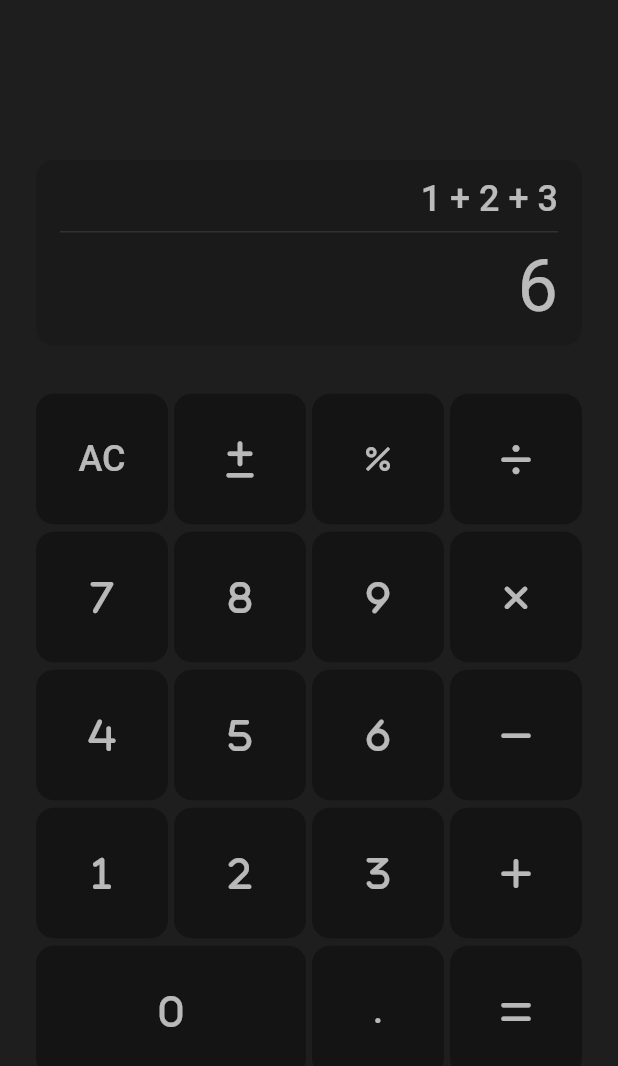
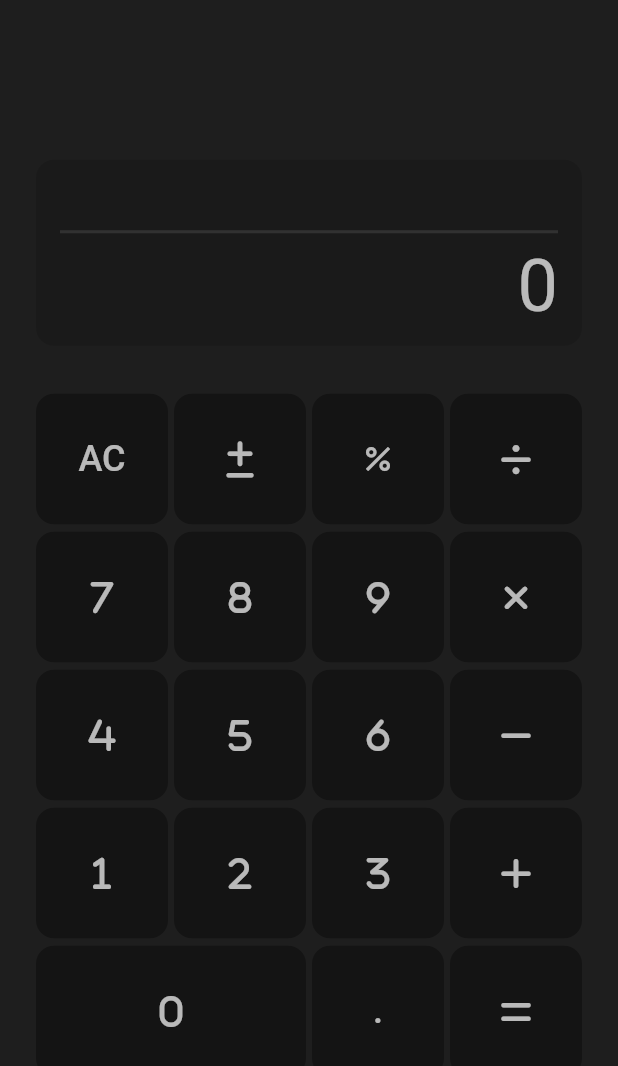
Before and after one commit to Lospi/FlutterCalculator, a Flutter app: the screen it shows after launch, on a phone screen of 412 x 824 dp. Shown: the top 1066 px of the screen. Run offline on Flutter 3.47's test engine with Material 2 defaults, Android fonts, the phone set to English and light mode, and no system bars; drawn by our look-alikes of auto_size_text; our stand-ins replace bloc, equatable, flutter_bloc, font_awesome_flutter, get_it.

Commit message:
Finish main calculator behavior

```diff
--- a/lib/widgets/calculator_app.dart
+++ b/lib/calculator_app.dart
@@ -1,5 +1,5 @@
 import 'package:flutter/material.dart';
-import 'package:flutter_calculator/widgets/calculator.dart';
+import 'package:flutter_calculator/widgets/main_screen.dart';
 
 class CalculatorApp extends StatelessWidget {
   const CalculatorApp({super.key});
--- /dev/null
+++ b/lib/domain/entities/operation.dart
@@ -0,0 +1,40 @@
+abstract class Operation {
+  const Operation();
+}
+
+class OperationInput extends Operation {
+  final String input;
+
+  const OperationInput({required this.input});
+}
+
+enum CalculatorInputs {
+  clear,
+  changeSign,
+  percentage,
+  result,
+  decimal,
+}
+
+class OperationCalculator extends Operation {
+  final CalculatorInputs calculatorInput;
+
+  const OperationCalculator({required this.calculatorInput});
+}
+
+enum MathematicalOperations {
+  add('+'),
+  subtract('-'),
+  multiply('*'),
+  divide('/');
+
+  final String operator;
+
+  const MathematicalOperations(this.operator);
+}
+
+class OperationMathematics extends Operation {
+  final MathematicalOperations mathematicalOperation;
+
+  const OperationMathematics({required this.mathematicalOperation});
+}
--- a/lib/widgets/calculator.dart
+++ /dev/null
@@ -1,27 +0,0 @@
-import 'package:flutter/material.dart';
-import 'package:flutter_calculator/widgets/input_view.dart';
-import 'package:flutter_calculator/widgets/keyboard.dart';
-
-class Calculator extends StatelessWidget {
-  const Calculator({super.key});
-
-  @override
-  Widget build(BuildContext context) {
-    return Scaffold(
-      backgroundColor: const Color.fromARGB(255, 30, 30, 30),
-      body: Padding(
-        padding: const EdgeInsets.all(24),
-        child: Center(
-          child: Column(
-            mainAxisAlignment: MainAxisAlignment.center,
-            crossAxisAlignment: CrossAxisAlignment.stretch,
-            children: const [
-              InputView(),
-              Keyboard(),
-            ],
-          ),
-        ),
-      ),
-    );
-  }
-}
--- /dev/null
+++ b/lib/widgets/current_result_state.dart
@@ -0,0 +1,42 @@
+part of 'current_result_cubit.dart';
+
+class CurrentResultLoaded extends Equatable {
+  final String currentInput;
+  final String currentResult;
+  final bool isAllClear;
+  final bool pendingNewInput;
+  final MathematicalOperations? pendingMathOperation;
+
+  const CurrentResultLoaded({
+    required this.pendingNewInput,
+    required this.pendingMathOperation,
+    required this.isAllClear,
+    required this.currentInput,
+    required this.currentResult,
+  });
+
+  bool get isClear => currentResult.isEmpty && currentInput == '0';
+
+  @override
+  List<Object> get props => [
+        currentInput,
+        currentResult,
+        isAllClear,
+        pendingNewInput,
+      ];
+
+  CurrentResultLoaded copyWith({
+    String? currentInput,
+    String? currentResult,
+    bool? isAllClear,
+    bool? pendingNewInput,
+    MathematicalOperations? pendingMathOperation,
+  }) =>
+      CurrentResultLoaded(
+        pendingNewInput: pendingNewInput ?? this.pendingNewInput,
+        pendingMathOperation: pendingMathOperation ?? this.pendingMathOperation,
+        isAllClear: isAllClear ?? this.isAllClear,
+        currentInput: currentInput ?? this.currentInput,
+        currentResult: currentResult ?? this.currentResult,
+      );
+}
--- a/lib/widgets/input_view.dart
+++ b/lib/widgets/input_view.dart
@@ -1,4 +1,7 @@
+import 'package:auto_size_text/auto_size_text.dart';
 import 'package:flutter/material.dart';
+import 'package:flutter_bloc/flutter_bloc.dart';
+import 'package:flutter_calculator/widgets/current_result_cubit.dart';
 
 class InputView extends StatelessWidget {
   const InputView({
@@ -11,7 +14,7 @@ class InputView extends StatelessWidget {
       padding: const EdgeInsets.symmetric(vertical: 16),
       child: Container(
         decoration: BoxDecoration(
-            borderRadius: BorderRadius.circular(12),
+          borderRadius: BorderRadius.circular(12), //TODO verificar com 8 ou 4
           color: Colors.black12,
         ),
         child: Padding(
@@ -19,23 +22,36 @@ class InputView extends StatelessWidget {
           child: Column(
             crossAxisAlignment: CrossAxisAlignment.end,
             children: [
-                Text(
+              BlocBuilder<CurrentResultCubit, CurrentResultLoaded>(
+                buildWhen: (previous, current) =>
+                    previous.currentResult != current.currentResult ||
+                    previous.pendingMathOperation !=
+                        current.pendingMathOperation,
+                builder: (context, state) => Text(
                   textAlign: TextAlign.end,
-                  "1 + 2 + 3",
+                  "${state.currentResult} ${state.pendingMathOperation?.operator ?? ''}",
                   style: Theme.of(context).textTheme.bodyText1,
+                ),
               ),
               const Divider(
                 color: Colors.white10,
-                  thickness: 1,
+                thickness: 2,
               ),
-                Text(
+              BlocBuilder<CurrentResultCubit, CurrentResultLoaded>(
+                builder: (context, state) {
+                  return AutoSizeText(
                     textAlign: TextAlign.end,
-                  "6",
+                    state.currentInput,
+                    maxLines: 1,
+                    minFontSize: 16,
                     style: Theme.of(context).textTheme.bodyText2,
+                  );
+                },
               ),
             ],
           ),
-          )),
+        ),
+      ),
     );
   }
 }
--- a/lib/widgets/keyboard.dart
+++ b/lib/widgets/keyboard.dart
@@ -1,4 +1,7 @@
 import 'package:flutter/material.dart';
+import 'package:flutter_bloc/flutter_bloc.dart';
+import 'package:flutter_calculator/domain/entities/operation.dart';
+import 'package:flutter_calculator/widgets/current_result_cubit.dart';
 import 'package:flutter_calculator/widgets/keyboard_button.dart';
 import 'package:flutter_staggered_grid_view/flutter_staggered_grid_view.dart';
 import 'package:font_awesome_flutter/font_awesome_flutter.dart';
@@ -17,179 +20,162 @@ class Keyboard extends StatelessWidget {
         mainAxisSpacing: 5,
         crossAxisSpacing: 4,
         children: [
-          StaggeredGridTile.count(
-              crossAxisCellCount: 1,
-              mainAxisCellCount: 1,
-              child: KeyboardButton(
+          BlocSelector<CurrentResultCubit, CurrentResultLoaded, String>(
+            selector: (state) => state.isAllClear ? "AC" : "C",
+            builder: (context, text) => KeyboardButton(
+              crossAxisSize: 1,
               buttonWidget: Text(
-                  "AC",
+                text,
                 style: Theme.of(context).textTheme.bodyText1,
               ),
-              )),
-          const StaggeredGridTile.count(
-              crossAxisCellCount: 1,
-              mainAxisCellCount: 1,
-              child: KeyboardButton(
+              operation: const OperationCalculator(
+                calculatorInput: CalculatorInputs.clear,
+              ),
+            ),
+          ),
+          const KeyboardButton(
+            crossAxisSize: 1,
             buttonWidget: FaIcon(
               FontAwesomeIcons.plusMinus,
               color: Colors.white70,
             ),
-              )),
-          const StaggeredGridTile.count(
-              crossAxisCellCount: 1,
-              mainAxisCellCount: 1,
-              child: KeyboardButton(
+            operation: OperationCalculator(
+                calculatorInput: CalculatorInputs.changeSign),
+          ),
+          const KeyboardButton(
+            crossAxisSize: 1,
             buttonWidget: Icon(
               Icons.percent,
               color: Colors.white70,
             ),
-              )),
-          const StaggeredGridTile.count(
-              crossAxisCellCount: 1,
-              mainAxisCellCount: 1,
-              child: KeyboardButton(
+            operation: OperationCalculator(
+                calculatorInput: CalculatorInputs.percentage),
+          ),
+          const KeyboardButton(
+            crossAxisSize: 1,
             buttonWidget: FaIcon(
               FontAwesomeIcons.divide,
               color: Colors.white70,
             ),
-              )),
-          const StaggeredGridTile.count(
-              crossAxisCellCount: 1,
-              mainAxisCellCount: 1,
-              child: KeyboardButton(
+            operation: OperationMathematics(
+                mathematicalOperation: MathematicalOperations.divide),
+          ),
+          const KeyboardButton(
+              crossAxisSize: 1,
               buttonWidget: FaIcon(
                 FontAwesomeIcons.seven,
                 color: Colors.white70,
               ),
-              )),
-          const StaggeredGridTile.count(
-              crossAxisCellCount: 1,
-              mainAxisCellCount: 1,
-              child: KeyboardButton(
+              operation: OperationInput(input: '7')),
+          const KeyboardButton(
+              crossAxisSize: 1,
               buttonWidget: FaIcon(
                 FontAwesomeIcons.eight,
                 color: Colors.white70,
               ),
-              )),
-          const StaggeredGridTile.count(
-              crossAxisCellCount: 1,
-              mainAxisCellCount: 1,
-              child: KeyboardButton(
+              operation: OperationInput(input: '8')),
+          const KeyboardButton(
+              crossAxisSize: 1,
               buttonWidget: FaIcon(
                 FontAwesomeIcons.nine,
                 color: Colors.white70,
               ),
-              )),
-          const StaggeredGridTile.count(
-            crossAxisCellCount: 1,
-            mainAxisCellCount: 1,
-            child: KeyboardButton(
+              operation: OperationInput(input: '9')),
+          const KeyboardButton(
+            crossAxisSize: 1,
             buttonWidget: FaIcon(
               FontAwesomeIcons.xmark,
               color: Colors.white70,
             ),
+            operation: OperationMathematics(
+                mathematicalOperation: MathematicalOperations.multiply),
           ),
-          ),
-          const StaggeredGridTile.count(
-              crossAxisCellCount: 1,
-              mainAxisCellCount: 1,
-              child: KeyboardButton(
+          const KeyboardButton(
+              crossAxisSize: 1,
               buttonWidget: FaIcon(
                 FontAwesomeIcons.four,
                 color: Colors.white70,
               ),
-              )),
-          const StaggeredGridTile.count(
-              crossAxisCellCount: 1,
-              mainAxisCellCount: 1,
-              child: KeyboardButton(
+              operation: OperationInput(input: '4')),
+          const KeyboardButton(
+              crossAxisSize: 1,
               buttonWidget: FaIcon(
                 FontAwesomeIcons.five,
                 color: Colors.white70,
               ),
-              )),
-          const StaggeredGridTile.count(
-            crossAxisCellCount: 1,
-            mainAxisCellCount: 1,
-            child: KeyboardButton(
+              operation: OperationInput(input: '5')),
+          const KeyboardButton(
+              crossAxisSize: 1,
               buttonWidget: FaIcon(
                 FontAwesomeIcons.six,
                 color: Colors.white70,
               ),
-            ),
-          ),
-          const StaggeredGridTile.count(
-              crossAxisCellCount: 1,
-              mainAxisCellCount: 1,
-              child: KeyboardButton(
+              operation: OperationInput(input: '6')),
+          const KeyboardButton(
+            crossAxisSize: 1,
             buttonWidget: FaIcon(
               FontAwesomeIcons.minus,
               color: Colors.white70,
             ),
-              )),
-          const StaggeredGridTile.count(
-              crossAxisCellCount: 1,
-              mainAxisCellCount: 1,
-              child: KeyboardButton(
+            operation: OperationMathematics(
+                mathematicalOperation: MathematicalOperations.subtract),
+          ),
+          const KeyboardButton(
+              crossAxisSize: 1,
               buttonWidget: FaIcon(
                 FontAwesomeIcons.one,
                 color: Colors.white70,
               ),
-              )),
-          const StaggeredGridTile.count(
-              crossAxisCellCount: 1,
-              mainAxisCellCount: 1,
-              child: KeyboardButton(
+              operation: OperationInput(input: '1')),
+          const KeyboardButton(
+              crossAxisSize: 1,
               buttonWidget: FaIcon(
                 FontAwesomeIcons.two,
                 color: Colors.white70,
               ),
-              )),
-          const StaggeredGridTile.count(
-              crossAxisCellCount: 1,
-              mainAxisCellCount: 1,
-              child: KeyboardButton(
+              operation: OperationInput(input: '2')),
+          const KeyboardButton(
+            crossAxisSize: 1,
             buttonWidget: FaIcon(
               FontAwesomeIcons.three,
               color: Colors.white70,
             ),
-              )),
-          const StaggeredGridTile.count(
-              crossAxisCellCount: 1,
-              mainAxisCellCount: 1,
-              child: KeyboardButton(
+            operation: OperationInput(input: '3'),
+          ),
+          const KeyboardButton(
+            crossAxisSize: 1,
             buttonWidget: FaIcon(
               FontAwesomeIcons.plus,
               color: Colors.white70,
             ),
-              )),
-          const StaggeredGridTile.count(
-              crossAxisCellCount: 2,
-              mainAxisCellCount: 1,
-              child: KeyboardButton(
+            operation: OperationMathematics(
+                mathematicalOperation: MathematicalOperations.add),
+          ),
+          const KeyboardButton(
+              crossAxisSize: 2,
               buttonWidget: FaIcon(
                 FontAwesomeIcons.zero,
                 color: Colors.white70,
               ),
-              )),
-          StaggeredGridTile.count(
-              crossAxisCellCount: 1,
-              mainAxisCellCount: 1,
-              child: KeyboardButton(
+              operation: OperationInput(input: '0')),
+          KeyboardButton(
+            crossAxisSize: 1,
             buttonWidget: Text(
               ".",
               style: Theme.of(context).textTheme.bodyText1,
             ),
-              )),
-          const StaggeredGridTile.count(
-              crossAxisCellCount: 1,
-              mainAxisCellCount: 1,
-              child: KeyboardButton(
+            operation: const OperationCalculator(
+                calculatorInput: CalculatorInputs.decimal),
+          ),
+          const KeyboardButton(
+            crossAxisSize: 1,
             buttonWidget: FaIcon(
               FontAwesomeIcons.equals,
               color: Colors.white70,
             ),
-              )),
+            operation:
+                OperationCalculator(calculatorInput: CalculatorInputs.result),
+          ),
         ],
       ),
     );
--- a/lib/widgets/keyboard_button.dart
+++ b/lib/widgets/keyboard_button.dart
@@ -1,36 +1,48 @@
 import 'package:flutter/material.dart';
+import 'package:flutter_calculator/domain/entities/operation.dart';
+import 'package:flutter_calculator/widgets/current_result_cubit.dart';
+import 'package:flutter_staggered_grid_view/flutter_staggered_grid_view.dart';
+import 'package:get_it/get_it.dart';
 
 class KeyboardButton extends StatelessWidget {
   final Widget buttonWidget;
+  final Operation operation;
+  final int crossAxisSize;
 
   const KeyboardButton({
     Key? key,
+    this.crossAxisSize = 1,
     required this.buttonWidget,
+    required this.operation,
   }) : super(key: key);
 
   @override
   Widget build(BuildContext context) {
-    return Stack(children: [
-      Positioned.fill(
-        child: Container(
-          decoration: BoxDecoration(
-            borderRadius: BorderRadius.circular(12),
-            color: const Color.fromARGB(255, 20, 20, 20),
-          ),
-          child: Center(
-            child: buttonWidget,
-          ),
+    return StaggeredGridTile.count(
+      crossAxisCellCount: crossAxisSize,
+      mainAxisCellCount: 1,
+      child: Material(
+        color: const Color.fromARGB(255, 20, 20, 20),
+        borderRadius: BorderRadius.circular(12),
+        child: InkWell(
+          borderRadius: BorderRadius.circular(12),
+          splashColor: Colors.black45,
+          highlightColor: Colors.white10,
+          onTap: () {
+            final cubit = GetIt.I.get<CurrentResultCubit>();
+            final buttonOperation = operation;
+            if (buttonOperation is OperationInput) {
+              cubit.setInput(buttonOperation.input);
+            } else if (buttonOperation is OperationCalculator) {
+              cubit.setCalculatorOperation(buttonOperation.calculatorInput);
+            } else if (buttonOperation is OperationMathematics) {
+              cubit.setMathematicalOperation(
+                  buttonOperation.mathematicalOperation);
+            }
+          },
+          child: Center(child: buttonWidget),
         ),
       ),
-      Positioned.fill(
-          child: Material(
-              color: Colors.transparent,
-              child: InkWell(
-                borderRadius: BorderRadius.circular(12),
-                splashColor: Colors.black45,
-                highlightColor: Colors.white10,
-                onTap: () {},
-              ))),
-    ]);
+    );
   }
 }
--- /dev/null
+++ b/lib/widgets/main_screen.dart
@@ -0,0 +1,33 @@
+import 'package:flutter/material.dart';
+import 'package:flutter_bloc/flutter_bloc.dart';
+import 'package:flutter_calculator/widgets/current_result_cubit.dart';
+import 'package:flutter_calculator/widgets/input_view.dart';
+import 'package:flutter_calculator/widgets/keyboard.dart';
+import 'package:get_it/get_it.dart';
+
+class Calculator extends StatelessWidget {
+  const Calculator({super.key});
+
+  @override
+  Widget build(BuildContext context) {
+    return Scaffold(
+      backgroundColor: const Color.fromARGB(255, 30, 30, 30),
+      body: Padding(
+        padding: const EdgeInsets.all(24),
+        child: Center(
+          child: BlocProvider(
+            create: (context) => GetIt.I.get<CurrentResultCubit>(),
+            child: Column(
+              mainAxisAlignment: MainAxisAlignment.center,
+              crossAxisAlignment: CrossAxisAlignment.stretch,
+              children: const [
+                InputView(),
+                Keyboard(),
+              ],
+            ),
+          ),
+        ),
+      ),
+    );
+  }
+}
```
Also changed, not shown: lib/main.dart (+9 -1 lines), lib/setup.dart (added, +8 -0 lines), lib/widgets/calculator_observer.dart (added, +10 -0 lines), lib/widgets/current_result_cubit.dart (added, +234 -0 lines), 1 other file. Lines whose indentation alone changed are shown as unchanged.
